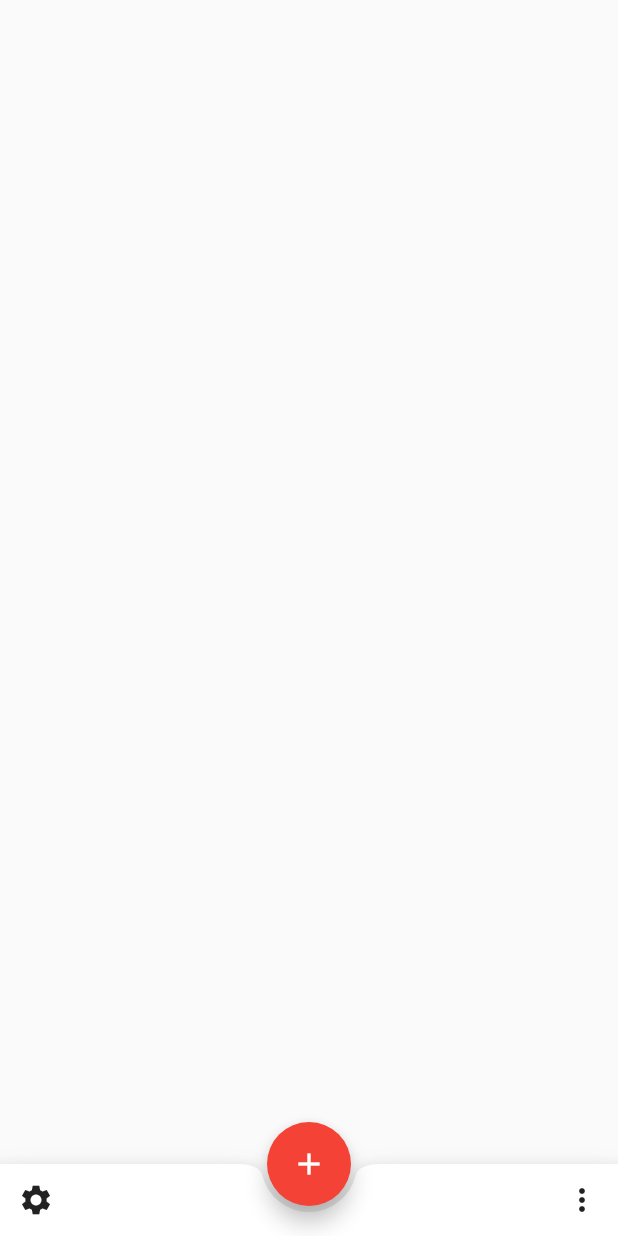
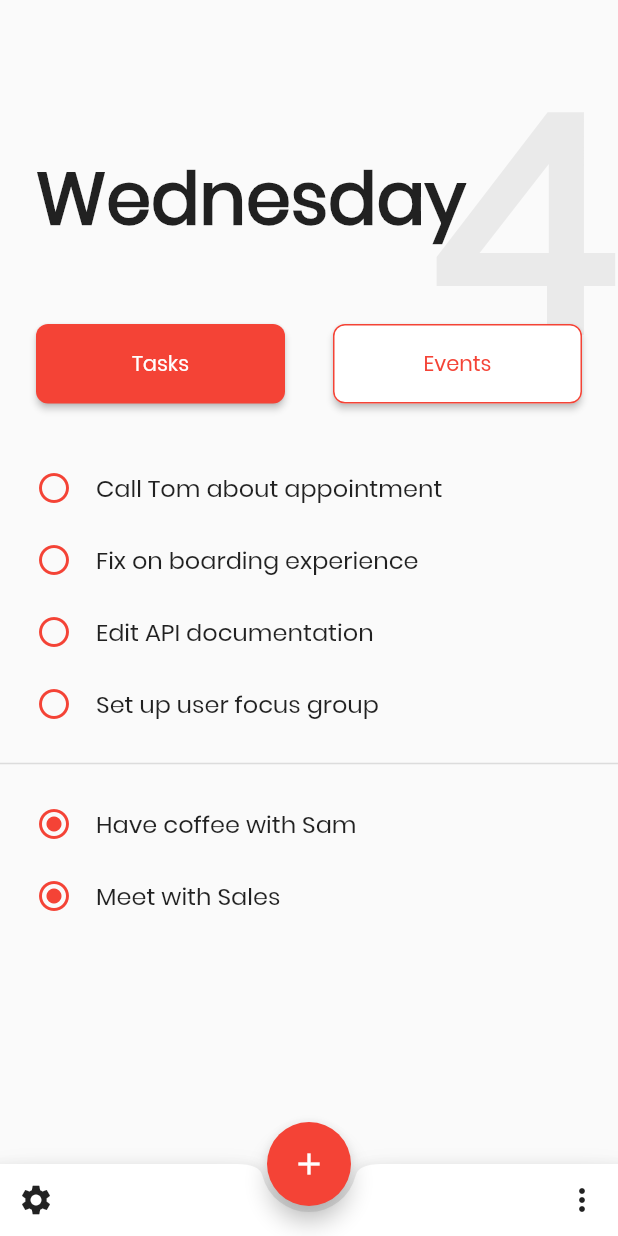
Before and after one commit to sidsbrmnn/todo_app, a Flutter app: the screen it shows after launch, on a phone screen of 412 x 824 dp. Run offline on Flutter 3.47's test engine with Material 2 defaults, Android fonts, the phone set to English and light mode, and no system bars.

Commit message:
Created home screen layout #5

```diff
--- a/lib/main.dart
+++ b/lib/main.dart
@@ -10,6 +10,7 @@ class MyApp extends StatelessWidget {
       title: 'Todo App',
       theme: ThemeData(
         primarySwatch: Colors.red,
+        fontFamily: 'Poppins',
       ),
       home: MyHomePage(),
     );
@@ -25,8 +26,22 @@ class _MyHomePageState extends State<MyHomePage> {
   @override
   Widget build(BuildContext context) {
     return Scaffold(
-      appBar: null,
-      body: null,
+      body: Stack(
+        children: <Widget>[
+          Positioned(
+            right: 0,
+            child: Text(
+              '4',
+              style: TextStyle(
+                fontSize: 200,
+                fontWeight: FontWeight.bold,
+                color: Color(0x10000000),
+              ),
+            ),
+          ),
+          _mainContent()
+        ],
+      ),
       floatingActionButton: FloatingActionButton(
         onPressed: () {},
         child: Icon(Icons.add),
@@ -50,4 +65,135 @@ class _MyHomePageState extends State<MyHomePage> {
       ),
     );
   }
+
+  Widget _mainContent() {
+    return Column(
+      crossAxisAlignment: CrossAxisAlignment.start,
+      children: <Widget>[
+        SizedBox(
+          height: 72,
+        ),
+        Padding(
+          padding: const EdgeInsets.all(24.0),
+          child: Text(
+            'Wednesday',
+            style: TextStyle(
+              fontSize: 48.0,
+              fontWeight: FontWeight.bold,
+            ),
+          ),
+        ),
+        Padding(
+          padding: const EdgeInsets.all(24.0),
+          child: _renderButtons(),
+        ),
+        Padding(
+          padding: const EdgeInsets.symmetric(horizontal: 24.0, vertical: 8.0),
+          child: Column(
+            children: <Widget>[
+              _buildUncompletedTask('Call Tom about appointment'),
+              _buildUncompletedTask('Fix on boarding experience'),
+              _buildUncompletedTask('Edit API documentation'),
+              _buildUncompletedTask('Set up user focus group')
+            ],
+          ),
+        ),
+        Divider(
+          thickness: 1,
+        ),
+        Padding(
+          padding: const EdgeInsets.symmetric(horizontal: 24.0, vertical: 8.0),
+          child: Column(
+            children: <Widget>[
+              _buildCompletedTask('Have coffee with Sam'),
+              _buildCompletedTask('Meet with Sales')
+            ],
+          ),
+        )
+      ],
+    );
+  }
+
+  Widget _buildUncompletedTask(String text) {
+    return Padding(
+      padding: const EdgeInsets.symmetric(vertical: 12.0),
+      child: Row(
+        mainAxisAlignment: MainAxisAlignment.start,
+        crossAxisAlignment: CrossAxisAlignment.center,
+        children: <Widget>[
+          Icon(
+            Icons.radio_button_unchecked,
+            color: Theme.of(context).accentColor,
+            size: 24.0,
+          ),
+          SizedBox(
+            width: 16.0,
+          ),
+          Text(
+            text,
+            style: TextStyle(fontSize: 16.0),
+          )
+        ],
+      ),
+    );
+  }
+
+  Widget _buildCompletedTask(String text) {
+    return Padding(
+      padding: const EdgeInsets.symmetric(vertical: 12.0),
+      child: Row(
+        mainAxisAlignment: MainAxisAlignment.start,
+        crossAxisAlignment: CrossAxisAlignment.center,
+        children: <Widget>[
+          Icon(
+            Icons.radio_button_checked,
+            color: Theme.of(context).accentColor,
+            size: 24.0,
+          ),
+          SizedBox(
+            width: 16.0,
+          ),
+          Text(
+            text,
+            style: TextStyle(fontSize: 16.0),
+          )
+        ],
+      ),
+    );
+  }
+
+  Widget _renderButtons() {
+    return Row(
+      children: <Widget>[
+        Expanded(
+          child: MaterialButton(
+            onPressed: () {},
+            shape: RoundedRectangleBorder(
+              borderRadius: BorderRadius.circular(8),
+            ),
+            padding: const EdgeInsets.symmetric(vertical: 16.0),
+            color: Theme.of(context).accentColor,
+            textColor: Colors.white,
+            child: Text('Tasks'),
+          ),
+        ),
+        SizedBox(
+          width: 32,
+        ),
+        Expanded(
+          child: MaterialButton(
+            onPressed: () {},
+            shape: RoundedRectangleBorder(
+              side: BorderSide(color: Theme.of(context).accentColor),
+              borderRadius: BorderRadius.circular(8),
+            ),
+            padding: const EdgeInsets.symmetric(vertical: 16.0),
+            color: Colors.white,
+            textColor: Theme.of(context).accentColor,
+            child: Text('Events'),
+          ),
+        )
+      ],
+    );
+  }
 }
```
